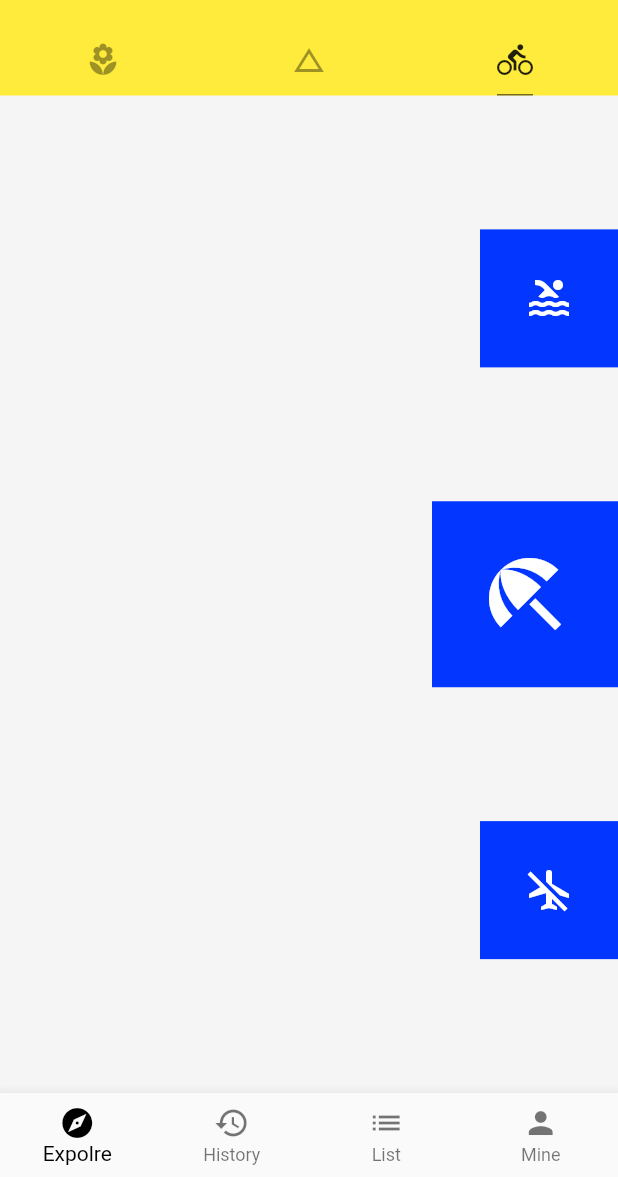
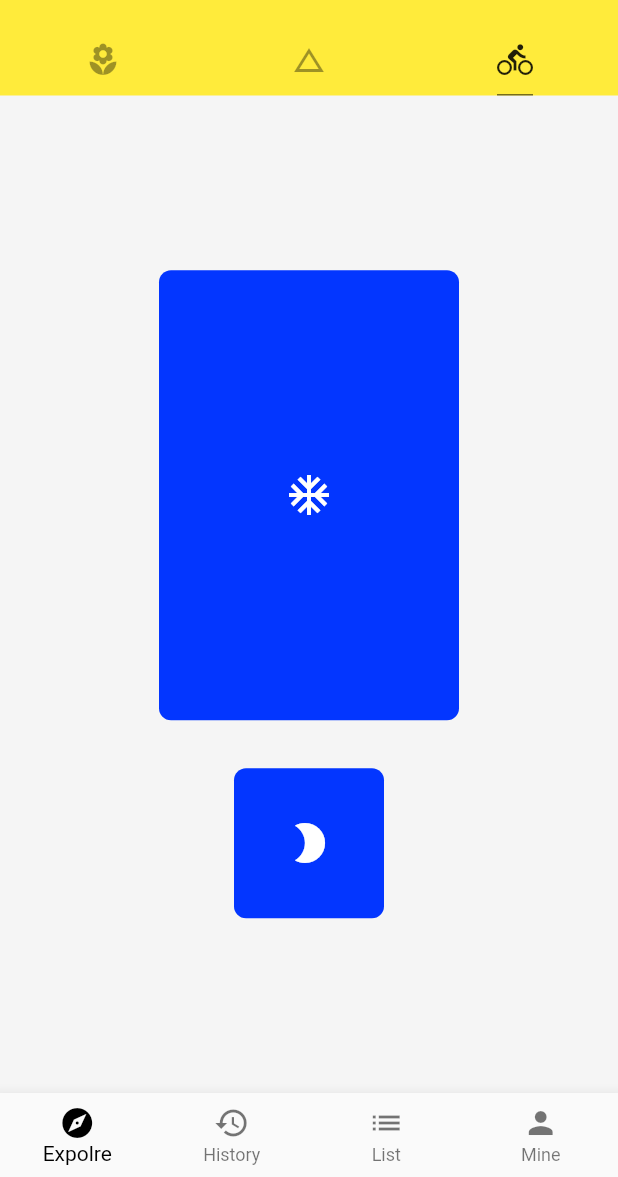
Before and after one commit to XYXiaoYuan/flutter_study, a Flutter app: the screen it shows after launch, tab 3 chosen, on a phone screen of 412 x 824 dp, the part 59-1236 px from its top. Run offline on Flutter 3.47's test engine with Material 2 defaults, Android fonts, the phone set to English and light mode, and no system bars; network calls fail.

Commit message:
SizedBox：固定尺寸的盒子

```diff
--- a/flutter_study/lib/demo/layout_demo.dart
+++ b/flutter_study/lib/demo/layout_demo.dart
@@ -5,12 +5,31 @@ class LayoutDemo extends StatelessWidget {
   Widget build(BuildContext context) {
     return Container(
       child: Column(
-        mainAxisAlignment: MainAxisAlignment.spaceEvenly,
-        crossAxisAlignment: CrossAxisAlignment.end,
+        mainAxisAlignment: MainAxisAlignment.center,
         children: <Widget>[
-          IconBadge(Icons.pool),
-          IconBadge(Icons.beach_access, size: 64.0),
-          IconBadge(Icons.airplanemode_inactive)
+          SizedBox(
+            child: Container(
+              width: 200.0,
+              height: 300.0,
+              decoration: BoxDecoration(
+                color: Color.fromRGBO(3, 54, 255, 1.0),
+                borderRadius: BorderRadius.circular(8.0)
+              ),
+              child: Icon(Icons.ac_unit, color: Colors.white, size: 32.0)
+            )
+          ),
+          SizedBox(height: 32.0),
+          SizedBox(
+            child: Container(
+              width: 100.0,
+              height: 100.0,
+              decoration: BoxDecoration(
+                color: Color.fromRGBO(3, 54, 255, 1.0),
+                borderRadius: BorderRadius.circular(8.0)
+              ),
+              child: Icon(Icons.brightness_2, color: Colors.white, size: 32.0)
+            )
+          )
         ],
       ),
     );
```
